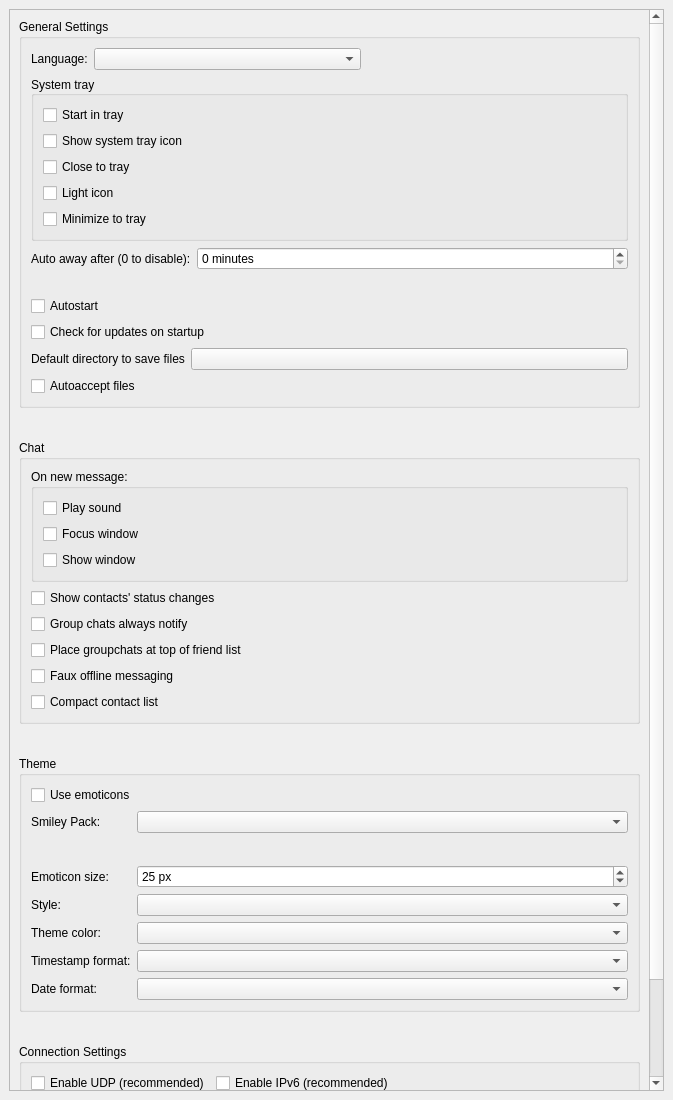
The window that src/widget/form/settings/generalsettings.ui (qTox/qTox) describes before a commit, drawn with Qt 5.
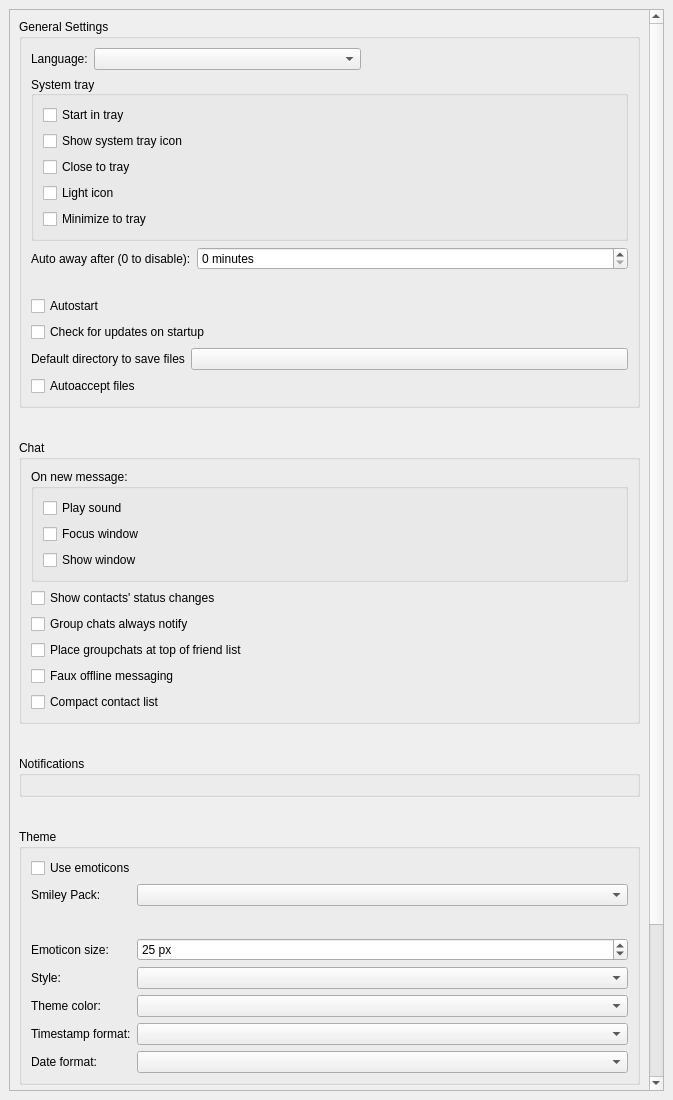
The same window after the commit. Custom widgets are drawn as their Qt base class.

Commit message: Notifications: Added script to build Snorenotify

Patch:
```diff
--- a/src/widget/form/settings/generalsettings.ui
+++ b/src/widget/form/settings/generalsettings.ui
@@ -40,10 +40,10 @@
         <x>0</x>
         <y>0</y>
         <width>639</width>
-        <height>1221</height>
+        <height>1334</height>
        </rect>
       </property>
-      <layout class="QVBoxLayout" name="verticalLayout_4" stretch="0,0,0,1">
+      <layout class="QVBoxLayout" name="verticalLayout_4" stretch="0,0,0,0,1">
        <property name="spacing">
         <number>32</number>
        </property>
@@ -408,6 +408,18 @@
          </layout>
         </widget>
        </item>
+       <item>
+        <widget class="QGroupBox" name="notificationGroup">
+         <property name="title">
+          <string>Notifications</string>
+         </property>
+         <layout class="QVBoxLayout" name="verticalLayout_6">
+          <item>
+           <layout class="QVBoxLayout" name="notificationLayout"/>
+          </item>
+         </layout>
+        </widget>
+       </item>
        <item>
         <widget class="QGroupBox" name="themeGroup">
          <property name="title">
```
The commit also changes 9 other files.
